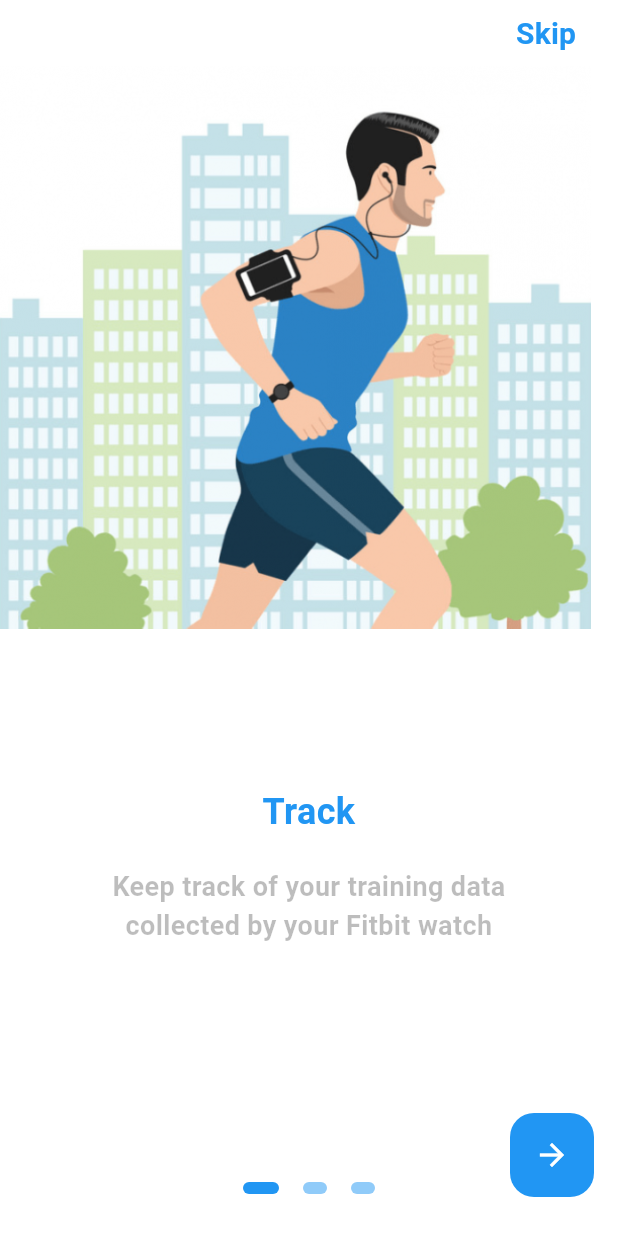
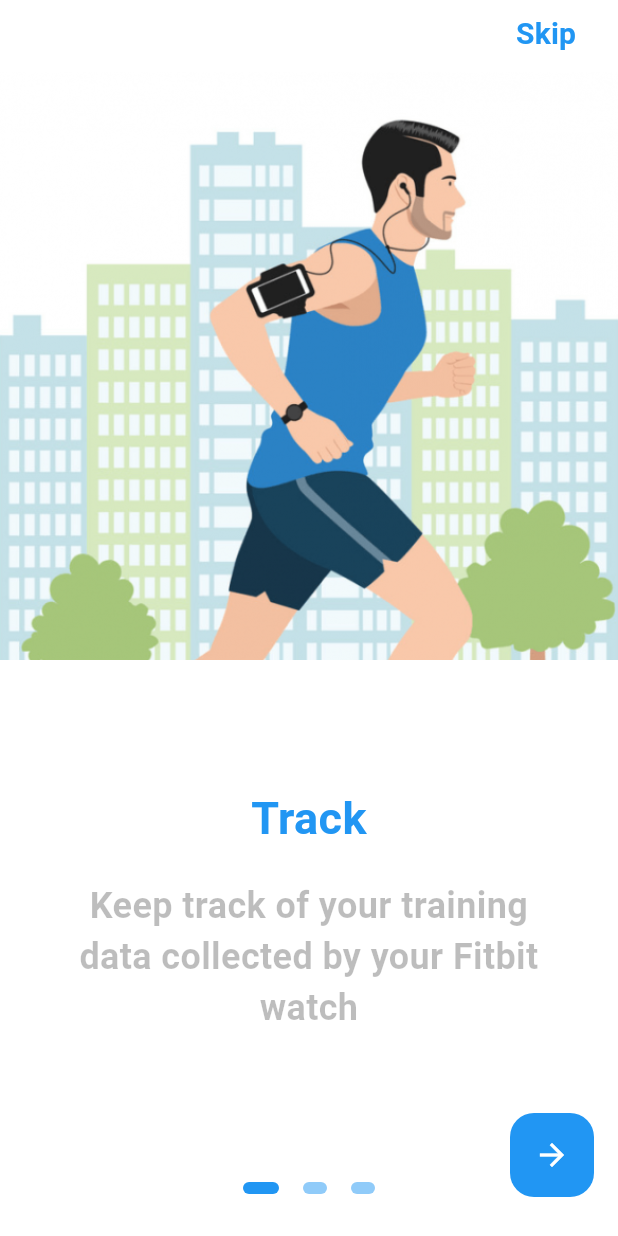
Before and after one commit to alessandrocasarin/simfit, a Flutter app: the screen it shows after launch, on a phone screen of 412 x 824 dp. Run offline on Flutter 3.47's test engine with Material 3 defaults, Android fonts, the phone set to English and light mode, and no system bars; drawn by our look-alikes of flutter_onboarding_slider; our stand-ins replace fl_chart, flutter_login, font_awesome_flutter, jwt_decoder, material_design_icons_flutter, shared_preferences; missing offline and left inert: profile_photo.

Commit message:
13lug_onboarding

```diff
--- a/lib/screens/onboarding.dart
+++ b/lib/screens/onboarding.dart
@@ -39,20 +39,26 @@ class OnBoarding extends StatelessWidget {
       totalPage: 3,
       headerBackgroundColor: Colors.white,
       pageBackgroundColor: Colors.white,
+      centerBackground: true,
       background: [
-        Image.asset(
+        Padding(
+          padding: EdgeInsets.all(0),
+          child:Image.asset(
           'assets/allenamento1.png',
-          height:375
-        ),
-
-        Image.asset(
-          'assets/allenamento3.png',
           height: 400,
-        ),
-        Image.asset(
-          'assets/grafico.png',
+        ),),
+        Padding(
+          padding: EdgeInsets.all(0),
+          child:Image.asset(
+          'assets/ciclista.jpg',
           height: 400,
-        ),
+        ),),
+        Padding(
+          padding: EdgeInsets.all(0),
+          child:Image.asset(
+          'assets/grafico2.jpg',
+          height: 400,
+        ),),
       ],
       speed: 1.8,
       pageBodies: [
@@ -72,7 +78,7 @@ class OnBoarding extends StatelessWidget {
                 textAlign: TextAlign.center,
                 style: TextStyle(
                   color:  Colors.blue,
-                  fontSize: 24.0,
+                  fontSize: 30.0,
                   fontWeight: FontWeight.w600,
                 ),
               ),
@@ -84,7 +90,7 @@ class OnBoarding extends StatelessWidget {
                 textAlign: TextAlign.center,
                 style: TextStyle(
                   color: Colors.black26,
-                  fontSize: 18.0,
+                  fontSize: 24.0,
                   fontWeight: FontWeight.w600,
                 ),
               ),
@@ -107,7 +113,7 @@ class OnBoarding extends StatelessWidget {
                 textAlign: TextAlign.center,
                 style: TextStyle(
                   color:  Colors.blue,
-                  fontSize: 24.0,
+                  fontSize: 30.0,
                   fontWeight: FontWeight.w600,
                 ),
               ),
@@ -119,7 +125,7 @@ class OnBoarding extends StatelessWidget {
                 textAlign: TextAlign.center,
                 style: TextStyle(
                   color: Colors.black26,
-                  fontSize: 18.0,
+                  fontSize: 24.0,
                   fontWeight: FontWeight.w600,
                 ),
               ),
@@ -142,7 +148,7 @@ class OnBoarding extends StatelessWidget {
                 textAlign: TextAlign.center,
                 style: TextStyle(
                   color:  Colors.blue,
-                  fontSize: 24.0,
+                  fontSize: 30.0,
                   fontWeight: FontWeight.w600,
                 ),
               ),
@@ -154,7 +160,7 @@ class OnBoarding extends StatelessWidget {
                 textAlign: TextAlign.center,
                 style: TextStyle(
                   color: Colors.black26,
-                  fontSize: 18.0,
+                  fontSize: 24.0,
                   fontWeight: FontWeight.w600,
                 ),
               ),
```
Also changed, not shown: assets/ciclista.jpg (added), assets/grafico2.jpg (added).
